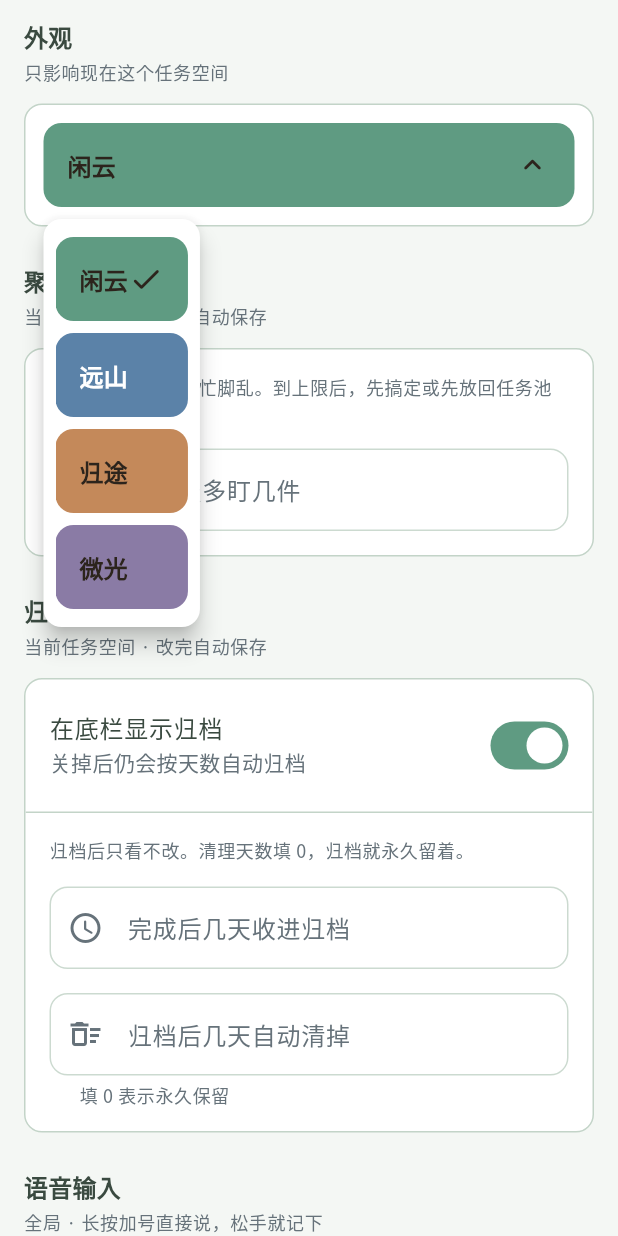
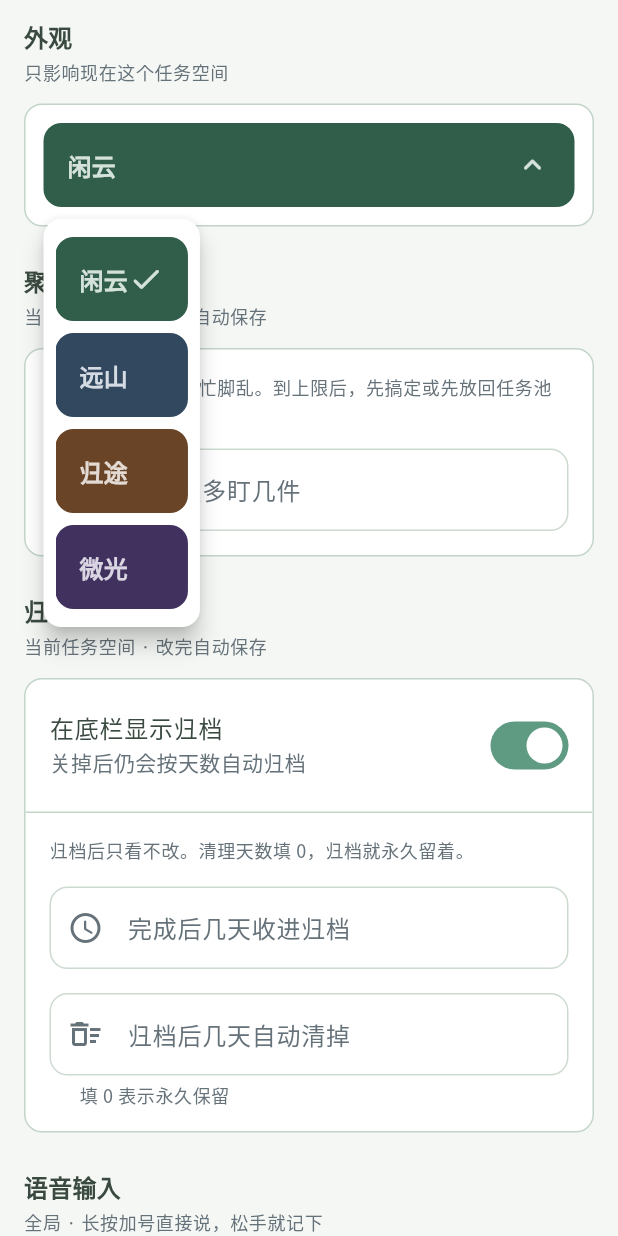
Before and after one commit to ShuangqiLi/FlowDo, a Flutter app: the SettingsScreen screen opened directly, after a tap on "闲云", on a phone screen of 412 x 824 dp. Run offline on Flutter 3.47's test engine with Material 3 defaults, Android fonts, the phone set to English and light mode, and no system bars; our stand-ins replace flutter_riverpod, shared_preferences, speech_to_text, web; missing offline and left inert: dart:js_interop, dart:ui_web; accounts and stored records are empty; network calls fail.

Commit message:
chore(release): v0.8.7
Co-authored-by: Cursor <cursoragent@cursor.com>

```diff
--- a/app/lib/screens/settings_screen.dart
+++ b/app/lib/screens/settings_screen.dart
@@ -397,25 +397,19 @@ class _SettingsScreenState extends ConsumerState<SettingsScreen> {
               ),
             ),
             const SizedBox(height: AppSpacing.lg),
-            const SectionHeader('账户', caption: '全局'),
-            FlowDoCard(
-              padding: EdgeInsets.zero,
-              child: Column(
-                children: [
-                  _SettingsNavRow(
-                    icon: Icons.info_outline_rounded,
-                    label: '版本和更新',
-                    onTap: () {
-                      Navigator.of(context).push(
-                        FlowDoPageRoute(builder: (_) => const AboutScreen()),
-                      );
-                    },
+            const SectionHeader('关于', caption: '全局'),
+            const FlowDoCard(child: AboutUpdatePanel()),
+            const SizedBox(height: AppSpacing.lg),
+            SizedBox(
+              width: double.infinity,
+              height: 48,
+              child: FilledButton(
+                style: FilledButton.styleFrom(
+                  shape: RoundedRectangleBorder(
+                    borderRadius: BorderRadius.circular(AppRadii.control),
                   ),
-                  Divider(height: 1, color: scheme.outlineVariant),
-                  _SettingsNavRow(
-                    icon: Icons.lock_outline_rounded,
-                    label: '修改密码',
-                    onTap: () {
+                ),
+                onPressed: () {
                   Navigator.of(context).push(
                     FlowDoPageRoute(
                       builder: (_) =>
@@ -423,20 +417,27 @@ class _SettingsScreenState extends ConsumerState<SettingsScreen> {
                     ),
                   );
                 },
-                  ),
-                ],
+                child: const Text('修改密码'),
               ),
             ),
-            const SizedBox(height: AppSpacing.lg),
+            const SizedBox(height: AppSpacing.sm),
             SizedBox(
               width: double.infinity,
               height: 48,
               child: FilledButton(
                 style: FilledButton.styleFrom(
-                  backgroundColor: scheme.error,
-                  foregroundColor: scheme.onError,
+                  backgroundColor: Color.lerp(
+                    scheme.surface,
+                    scheme.error,
+                    0.18,
+                  ),
+                  foregroundColor: Color.lerp(
+                    scheme.error,
+                    scheme.onSurface,
+                    0.28,
+                  ),
                   disabledBackgroundColor:
-                      scheme.error.withValues(alpha: 0.38),
+                      scheme.error.withValues(alpha: 0.12),
                   shape: RoundedRectangleBorder(
                     borderRadius: BorderRadius.circular(AppRadii.control),
                   ),
@@ -507,54 +508,6 @@ class _SaveStatusBar extends StatelessWidget {
                         ),
                   ),
                 ],
-              ),
-            ),
-    );
-  }
-}
-
-class _SettingsNavRow extends StatelessWidget {
-  const _SettingsNavRow({
-    required this.icon,
-    required this.label,
-    required this.onTap,
-  });
-
-  final IconData icon;
-  final String label;
-  final VoidCallback onTap;
-
-  @override
-  Widget build(BuildContext context) {
-    final scheme = Theme.of(context).colorScheme;
-    return Material(
-      color: Colors.transparent,
-      child: InkWell(
-        onTap: onTap,
-        child: ConstrainedBox(
-          constraints: const BoxConstraints(minHeight: 52),
-          child: Padding(
-            padding: const EdgeInsets.symmetric(
-              horizontal: AppSpacing.md,
-              vertical: AppSpacing.sm,
-            ),
-            child: Row(
-              children: [
-                Icon(icon, color: scheme.primary),
-                const SizedBox(width: AppSpacing.sm),
-                Expanded(
-                  child: Text(
-                    label,
-                    style: Theme.of(context).textTheme.titleMedium,
-                  ),
-                ),
-                Icon(
-                  Icons.chevron_right_rounded,
-                  color: scheme.onSurfaceVariant,
-                ),
-              ],
-            ),
-          ),
               ),
             ),
     );
@@ -742,14 +695,15 @@ class _ThemeSwatch extends StatelessWidget {
 
   @override
   Widget build(BuildContext context) {
-    final ink = _inkOnPreview(theme.preview);
+    final fill = _themeSwatchFill(theme.preview);
+    final ink = _themeSwatchInk(theme.preview);
     final radius = BorderRadius.circular(AppRadii.control);
     return Semantics(
       button: onTap != null,
       selected: selected || (showsChevron && !open),
       label: '${theme.label}主题',
       child: Material(
-        color: theme.preview,
+        color: fill,
         borderRadius: radius,
         clipBehavior: Clip.antiAlias,
         child: InkWell(
@@ -789,18 +743,19 @@ class _ThemeSwatch extends StatelessWidget {
   }
 }
 
-/// 色块上的字跟底色比，谁更清楚用谁。
-Color _inkOnPreview(Color background) {
-  const dark = Color(0xFF2C241C);
-  final onLight = _contrast(background, Colors.white);
-  final onDark = _contrast(background, dark);
-  return onLight >= onDark ? Colors.white : dark;
+/// 色块用主题色的深底浅字，不用黑白。
+Color _themeSwatchFill(Color preview) {
+  final hsl = HSLColor.fromColor(preview);
+  return hsl
+      .withLightness(0.28)
+      .withSaturation(hsl.saturation.clamp(0.32, 0.62))
+      .toColor();
 }
 
-double _contrast(Color a, Color b) {
-  final l1 = a.computeLuminance();
-  final l2 = b.computeLuminance();
-  final lighter = l1 > l2 ? l1 : l2;
-  final darker = l1 > l2 ? l2 : l1;
-  return (lighter + 0.05) / (darker + 0.05);
+Color _themeSwatchInk(Color preview) {
+  final hsl = HSLColor.fromColor(preview);
+  return hsl
+      .withLightness(0.86)
+      .withSaturation((hsl.saturation * 0.45).clamp(0.18, 0.42))
+      .toColor();
 }
--- a/app/pubspec.yaml
+++ b/app/pubspec.yaml
@@ -1,7 +1,7 @@
 name: flowdo
 description: 随随办办 / FlowDo — 无压力任务管理
 publish_to: "none"
-version: 0.8.6+24
+version: 0.8.7+25
 
 environment:
   sdk: ">=3.5.0 <4.0.0"
```
Also changed, not shown: app/lib/screens/about_screen.dart (+62 -46 lines), app/lib/screens/briefing_screen.dart (+2 -28 lines), app/lib/ui/briefing_clock_button.dart (+56 -36 lines), app/lib/ui/review_calendar.dart (+39 -22 lines), 6 other files. Lines whose indentation alone changed are shown as unchanged.
